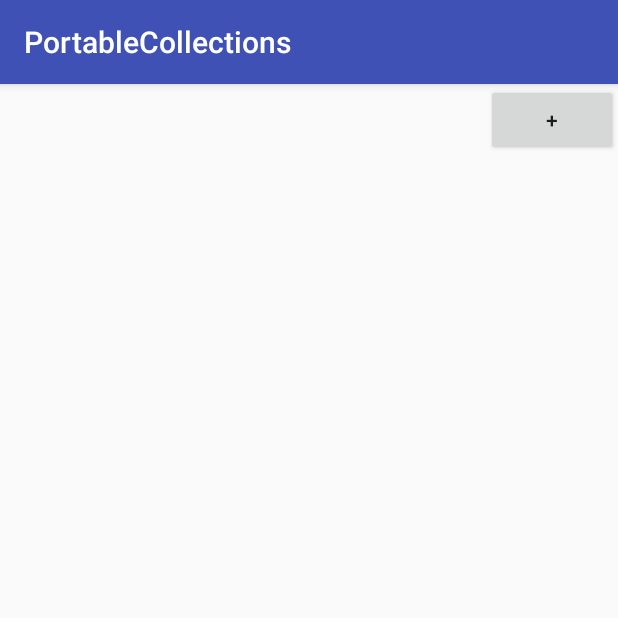
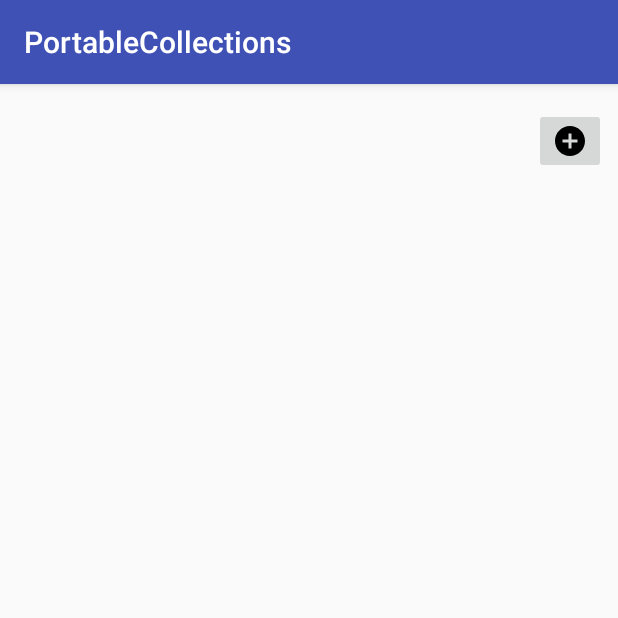
Before and after one commit to gituppa-getonup/CompileErrors, an Android app: the screen it shows after launch (MainActivity), on a phone screen of 412 x 824 dp, the top half of it. Run offline under Robolectric (Android 15) with nearby library versions, the phone set to English and light mode, and no system bars.

Commit message:
replaced the Button addCollectable with an ImageButton material design in the buds...

```diff
--- a/app/build.gradle
+++ b/app/build.gradle
@@ -14,6 +14,7 @@ android {
                 arguments = ["room.schemaLocation": "$projectDir/schemas".toString()]
             }
         }
+        android.defaultConfig.vectorDrawables.useSupportLibrary = true
     }
     buildTypes {
         release {
--- a/app/src/main/java/com/portablecollections/portablecollections/MainActivity.java
+++ b/app/src/main/java/com/portablecollections/portablecollections/MainActivity.java
@@ -15,6 +15,7 @@ import android.support.v7.widget.LinearLayoutManager;
 import android.util.Log;
 import android.view.View;
 import android.widget.Button;
+import android.widget.ImageButton;
 
 import java.io.File;
 import java.io.IOException;
@@ -41,7 +42,7 @@ public class MainActivity extends AppCompatActivity {
         recycler1.setAdapter(mCollectableAdapter);
         getSupportLoaderManager().initLoader(1, null, mLoaderCallbacks);
 
-        Button addCollectableButton = this.findViewById(R.id.addCollectable);
+        ImageButton addCollectableButton = this.findViewById(R.id.addCollectable);
         addCollectableButton.setOnClickListener(new View.OnClickListener() {
             @Override
             public void onClick(View v) {
--- /dev/null
+++ b/app/src/main/res/drawable/ic_add_circle_black_24dp.xml
@@ -0,0 +1,9 @@
+<vector xmlns:android="http://schemas.android.com/apk/res/android"
+        android:width="24dp"
+        android:height="24dp"
+        android:viewportWidth="24.0"
+        android:viewportHeight="24.0">
+    <path
+        android:fillColor="#FF000000"
+        android:pathData="M12,2C6.48,2 2,6.48 2,12s4.48,10 10,10 10,-4.48 10,-10S17.52,2 12,2zM17,13h-4v4h-2v-4L7,13v-2h4L11,7h2v4h4v2z"/>
+</vector>
--- a/app/src/main/res/layout/activity_main.xml
+++ b/app/src/main/res/layout/activity_main.xml
@@ -2,25 +2,30 @@
 <android.support.constraint.ConstraintLayout xmlns:android="http://schemas.android.com/apk/res/android"
     xmlns:app="http://schemas.android.com/apk/res-auto"
     xmlns:tools="http://schemas.android.com/tools"
+    android:id="@+id/mainLayout"
     android:layout_width="match_parent"
     android:layout_height="match_parent"
     tools:context="com.portablecollections.portablecollections.MainActivity">
 
-    <Button
+    <ImageButton
         android:id="@+id/addCollectable"
         android:layout_width="wrap_content"
         android:layout_height="wrap_content"
-        android:text="+"
+        android:layout_marginEnd="8dp"
+        android:layout_marginRight="8dp"
+        android:layout_marginTop="16dp"
+        android:contentDescription="add collectable"
         app:layout_constraintEnd_toEndOf="parent"
-        app:layout_constraintTop_toTopOf="parent" />
+        app:layout_constraintTop_toTopOf="parent"
+        app:srcCompat="@drawable/ic_add_circle_black_24dp" />
 
     <android.support.v7.widget.RecyclerView
         android:id="@+id/recycler1"
         android:layout_width="0dp"
         android:layout_height="0dp"
         android:layout_marginBottom="8dp"
-        android:layout_marginEnd="8dp"
-        android:layout_marginStart="8dp"
+        android:layout_marginEnd="16dp"
+        android:layout_marginStart="16dp"
         app:layout_constraintBottom_toBottomOf="parent"
         app:layout_constraintEnd_toEndOf="parent"
         app:layout_constraintStart_toStartOf="parent"
```
